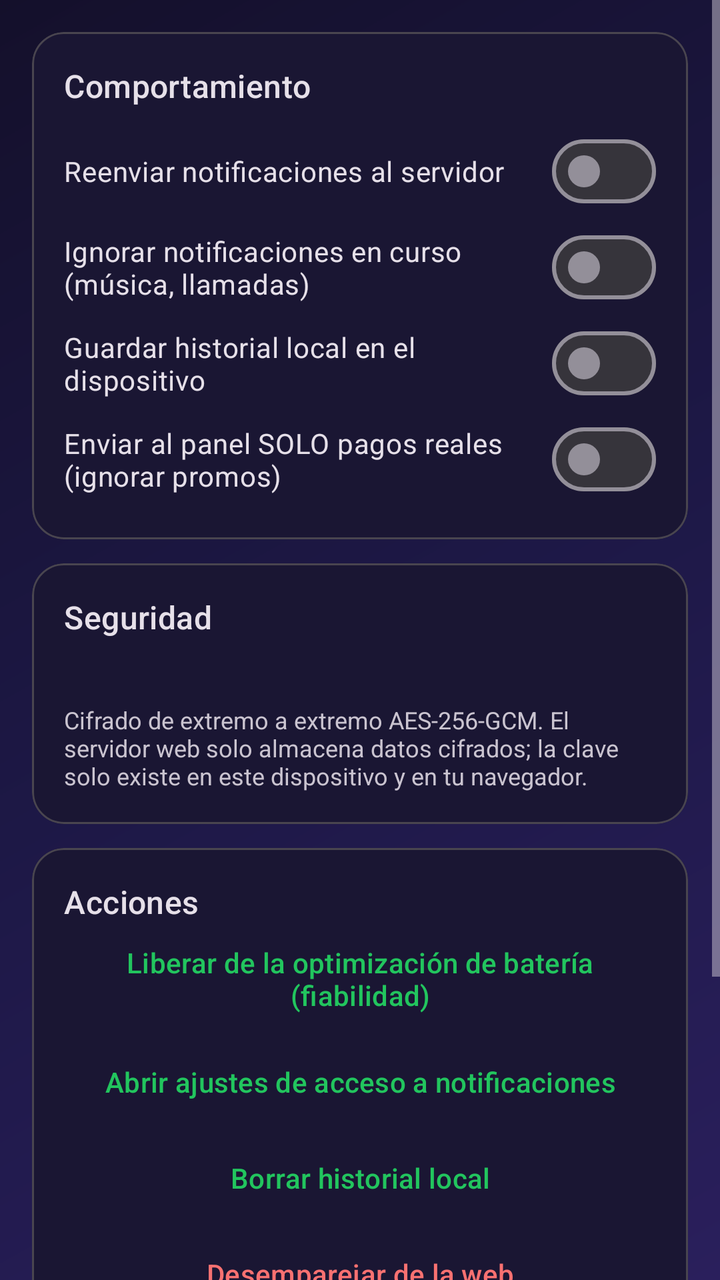
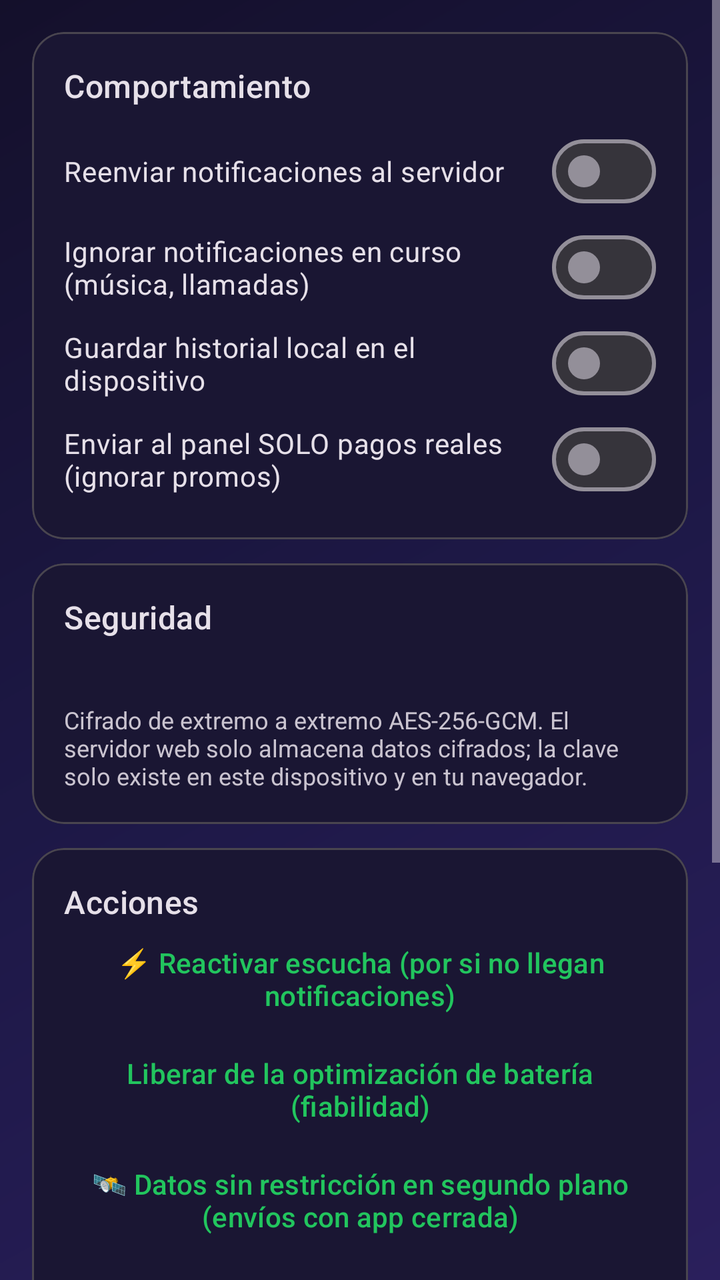

The first picture is an Android layout as it rendered before a commit; the second is the same layout after the commit. The layout source and the unified diff follow.
<!-- AndroidManifest.xml: application theme Theme.NotiBridge -->
<!-- res/layout/fragment_settings.xml -->
<?xml version="1.0" encoding="utf-8"?>
<ScrollView
    xmlns:android="http://schemas.android.com/apk/res/android"
    xmlns:app="http://schemas.android.com/apk/res-auto"
    android:layout_width="match_parent"
    android:layout_height="match_parent"
    android:fillViewport="true">

    <LinearLayout
        android:layout_width="match_parent"
        android:layout_height="wrap_content"
        android:orientation="vertical"
        android:padding="16dp">

        
        <com.google.android.material.card.MaterialCardView
            android:layout_width="match_parent"
            android:layout_height="wrap_content"
            app:cardCornerRadius="16dp"
            app:contentPadding="16dp"
            android:layout_marginBottom="12dp">

            <LinearLayout
                android:layout_width="match_parent"
                android:layout_height="wrap_content"
                android:orientation="vertical">

                <TextView
                    android:layout_width="wrap_content"
                    android:layout_height="wrap_content"
                    android:text="@string/settings_section_behavior"
                    android:textAppearance="?attr/textAppearanceTitleMedium" />

                <com.google.android.material.materialswitch.MaterialSwitch
                    android:id="@+id/sw_forward"
                    android:layout_width="match_parent"
                    android:layout_height="wrap_content"
                    android:layout_marginTop="8dp"
                    android:text="@string/sw_forward_label" />

                <com.google.android.material.materialswitch.MaterialSwitch
                    android:id="@+id/sw_ongoing"
                    android:layout_width="match_parent"
                    android:layout_height="wrap_content"
                    android:text="@string/sw_ongoing_label" />

                <com.google.android.material.materialswitch.MaterialSwitch
                    android:id="@+id/sw_history"
                    android:layout_width="match_parent"
                    android:layout_height="wrap_content"
                    android:text="@string/sw_history_label" />
                <com.google.android.material.materialswitch.MaterialSwitch
                    android:id="@+id/sw_payments_only"
                    android:layout_width="match_parent"
                    android:layout_height="wrap_content"
                    android:text="@string/sw_payments_only_label" />
            </LinearLayout>
        </com.google.android.material.card.MaterialCardView>

        
        <com.google.android.material.card.MaterialCardView
            android:layout_width="match_parent"
            android:layout_height="wrap_content"
            app:cardCornerRadius="16dp"
            app:contentPadding="16dp"
            android:layout_marginBottom="12dp">

            <LinearLayout
                android:layout_width="match_parent"
                android:layout_height="wrap_content"
                android:orientation="vertical">

                <TextView
                    android:layout_width="wrap_content"
                    android:layout_height="wrap_content"
                    android:text="@string/settings_section_security"
                    android:textAppearance="?attr/textAppearanceTitleMedium" />

                <TextView
                    android:id="@+id/otp_fixed_note"
                    android:layout_width="match_parent"
                    android:layout_height="wrap_content"
                    android:layout_marginTop="8dp"
                    android:textSize="12sp" />

                <TextView
                    android:layout_width="match_parent"
                    android:layout_height="wrap_content"
                    android:layout_marginTop="8dp"
                    android:text="@string/e2e_note"
                    android:textSize="12sp" />
            </LinearLayout>
        </com.google.android.material.card.MaterialCardView>

        
        <com.google.android.material.card.MaterialCardView
            android:layout_width="match_parent"
            android:layout_height="wrap_content"
            app:cardCornerRadius="16dp"
            app:contentPadding="16dp"
            android:layout_marginBottom="12dp">

            <LinearLayout
                android:layout_width="match_parent"
                android:layout_height="wrap_content"
                android:orientation="vertical">

                <TextView
                    android:layout_width="wrap_content"
                    android:layout_height="wrap_content"
                    android:text="@string/settings_section_actions"
                    android:textAppearance="?attr/textAppearanceTitleMedium" />

                <Button
                    android:id="@+id/btn_battery"
                    style="?attr/borderlessButtonStyle"
                    android:layout_width="match_parent"
                    android:layout_height="wrap_content"
                    android:text="@string/btn_battery" />
                <Button
                    android:id="@+id/btn_open_access"
                    style="?attr/borderlessButtonStyle"
                    android:layout_width="match_parent"
                    android:layout_height="wrap_content"
                    android:text="@string/btn_open_access" />

                <Button
                    android:id="@+id/btn_clear_local"
                    style="?attr/borderlessButtonStyle"
                    android:layout_width="match_parent"
                    android:layout_height="wrap_content"
                    android:text="@string/btn_clear_local" />

                <Button
                    android:id="@+id/btn_unpair_settings"
                    style="?attr/borderlessButtonStyle"
                    android:layout_width="match_parent"
                    android:layout_height="wrap_content"
                    android:text="@string/btn_unpair_settings"
                    android:textColor="@color/badge_otp" />
            </LinearLayout>
        </com.google.android.material.card.MaterialCardView>

        
        <com.google.android.material.card.MaterialCardView
            android:layout_width="match_parent"
            android:layout_height="wrap_content"
            app:cardCornerRadius="16dp"
            app:contentPadding="16dp">

            <LinearLayout
                android:layout_width="match_parent"
                android:layout_height="wrap_content"
                android:orientation="vertical">

                <TextView
                    android:layout_width="wrap_content"
                    android:layout_height="wrap_content"
                    android:text="@string/settings_section_about"
                    android:textAppearance="?attr/textAppearanceTitleMedium" />

                <TextView
                    android:layout_width="match_parent"
                    android:layout_height="wrap_content"
                    android:layout_marginTop="8dp"
                    android:text="@string/about_text"
                    android:textSize="12sp" />
            </LinearLayout>
        </com.google.android.material.card.MaterialCardView>
    </LinearLayout>
</ScrollView>
<!-- resources referenced by this layout -->
<resources>
  <color name="badge_otp">#F87171</color>
  <string name="about_text">VerificaPE v1.1.0\nRefleja en tu propia web las notificaciones de tus pagos (Yape, Plin, banca…) para verificarlas al instante y evitar pagos falsos. Emplea este software solo en dispositivos propios o con consentimiento explícito.</string>
  <string name="btn_battery">Liberar de la optimización de batería (fiabilidad)</string>
  <string name="btn_clear_local">Borrar historial local</string>
  <string name="btn_open_access">Abrir ajustes de acceso a notificaciones</string>
  <string name="btn_unpair_settings">Desemparejar de la web</string>
  <string name="e2e_note">Cifrado de extremo a extremo AES-256-GCM. El servidor web solo almacena datos cifrados; la clave solo existe en este dispositivo y en tu navegador.</string>
  <string name="settings_section_about">Acerca de</string>
  <string name="settings_section_actions">Acciones</string>
  <string name="settings_section_behavior">Comportamiento</string>
  <string name="settings_section_security">Seguridad</string>
  <string name="sw_forward_label">Reenviar notificaciones al servidor</string>
  <string name="sw_history_label">Guardar historial local en el dispositivo</string>
  <string name="sw_ongoing_label">Ignorar notificaciones en curso (música, llamadas)</string>
  <string name="sw_payments_only_label">Enviar al panel SOLO pagos reales (ignorar promos)</string>
  <style name="Theme.NotiBridge" parent="Theme.Material3.Dark.NoActionBar">
          <item name="colorPrimary">@color/primary</item>
          <item name="colorOnPrimary">@color/white</item>
          <item name="colorPrimaryContainer">@color/primary_dark</item>
          <item name="colorSurface">@color/surface_solid</item>
          <item name="colorOnSurface">@color/text_main</item>
          <item name="android:windowBackground">@drawable/bg_gradient</item>
          <item name="android:statusBarColor">@color/status_top</item>
          <item name="android:navigationBarColor">@color/surface_solid</item>
          <item name="android:windowLightStatusBar">false</item>
      </style>
  <color name="primary">#22C55E</color>
  <color name="white">#FFFFFF</color>
  <color name="primary_dark">#15803D</color>
  <color name="surface_solid">#1A1633</color>
  <color name="text_main">#F1EEFF</color>
  <!-- drawable bg_gradient (drawable) -->
  <?xml version="1.0" encoding="utf-8"?>
  <shape xmlns:android="http://schemas.android.com/apk/res/android"
      android:shape="rectangle">
      
      <gradient
          android:type="linear"
          android:angle="315"
          android:startColor="#14102B"
          android:centerColor="#1D1846"
          android:endColor="#2A1F5C" />
  </shape>
  <color name="status_top">#14102B</color>
</resources>

<!-- the commit's change to res/layout/fragment_settings.xml (unified diff, before → after) -->
@@ -112,11 +112,23 @@
                     android:textAppearance="?attr/textAppearanceTitleMedium" />
 
                 <Button
+                    android:id="@+id/btn_rebind"
+                    style="?attr/borderlessButtonStyle"
+                    android:layout_width="match_parent"
+                    android:layout_height="wrap_content"
+                    android:text="@string/btn_rebind" />
+                <Button
                     android:id="@+id/btn_battery"
                     style="?attr/borderlessButtonStyle"
                     android:layout_width="match_parent"
                     android:layout_height="wrap_content"
                     android:text="@string/btn_battery" />
+                <Button
+                    android:id="@+id/btn_bg_data"
+                    style="?attr/borderlessButtonStyle"
+                    android:layout_width="match_parent"
+                    android:layout_height="wrap_content"
+                    android:text="@string/btn_bg_data" />
                 <Button
                     android:id="@+id/btn_open_access"
                     style="?attr/borderlessButtonStyle"
<!-- resource entries referenced after the edit -->
@@ -3,8 +3,10 @@
   <color name="badge_otp">#F87171</color>
   <string name="about_text">VerificaPE v1.1.0\nRefleja en tu propia web las notificaciones de tus pagos (Yape, Plin, banca…) para verificarlas al instante y evitar pagos falsos. Emplea este software solo en dispositivos propios o con consentimiento explícito.</string>
   <string name="btn_battery">Liberar de la optimización de batería (fiabilidad)</string>
+  <string name="btn_bg_data">🛰️ Datos sin restricción en segundo plano (envíos con app cerrada)</string>
   <string name="btn_clear_local">Borrar historial local</string>
   <string name="btn_open_access">Abrir ajustes de acceso a notificaciones</string>
+  <string name="btn_rebind">⚡ Reactivar escucha (por si no llegan notificaciones)</string>
   <string name="btn_unpair_settings">Desemparejar de la web</string>
   <string name="e2e_note">Cifrado de extremo a extremo AES-256-GCM. El servidor web solo almacena datos cifrados; la clave solo existe en este dispositivo y en tu navegador.</string>
   <string name="settings_section_about">Acerca de</string>
